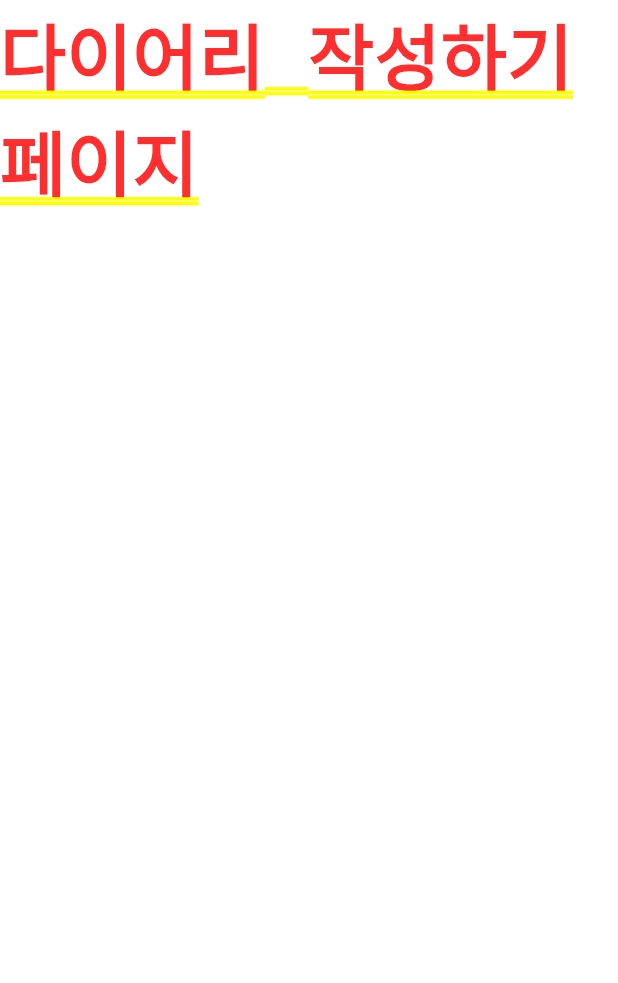
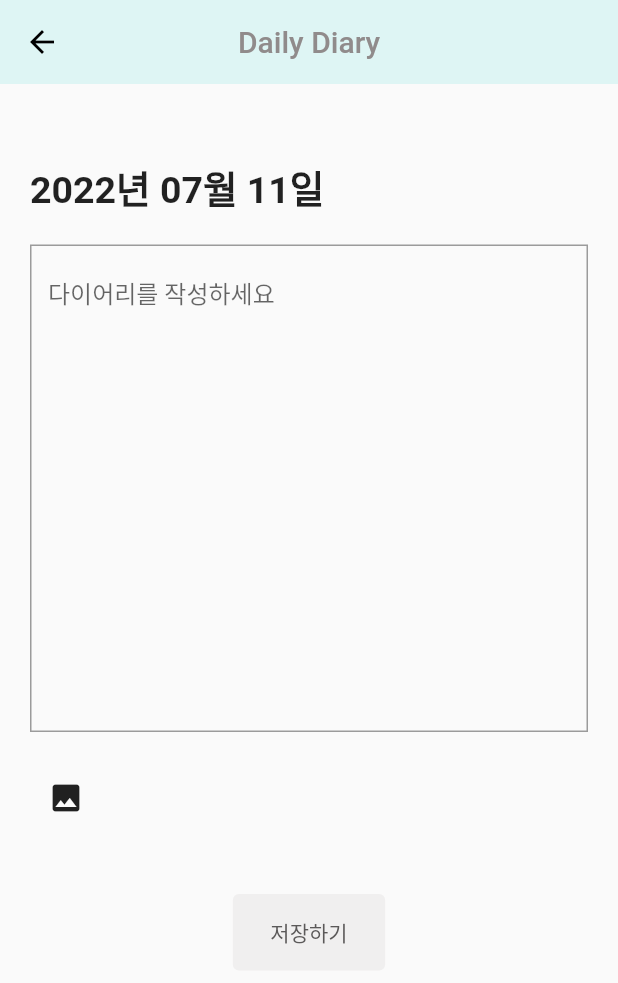
Before and after one commit to Team-Samkkingkkang/popoApp, a Flutter app: the screen it shows after launch, after a tap on "작성하기", on a phone screen of 412 x 824 dp. Shown: the top 983 px of the screen. Run offline on Flutter 3.47's test engine with Material 2 defaults, Android fonts, the phone set to English and light mode, and no system bars; our stand-ins replace cloud_firestore, firebase_core, splashscreen; accounts and stored records are empty.

Commit message:
diary_write.dart updated

```diff
--- a/lib/main.dart
+++ b/lib/main.dart
@@ -1,7 +1,7 @@
 import 'package:firebase_core/firebase_core.dart';
+import 'package:cloud_firestore/cloud_firestore.dart';
 import 'package:flutter/cupertino.dart';
 import 'package:flutter/material.dart';
-import 'package:popo_app/pages/login.dart';
 import 'package:popo_app/pages/mainpage.dart';
 import 'package:splashscreen/splashscreen.dart';
 
--- a/lib/pages/diary_write.dart
+++ b/lib/pages/diary_write.dart
@@ -1,4 +1,6 @@
 import 'package:flutter/material.dart';
+import 'package:intl/intl.dart';
+
 
 class DiaryWrite extends StatefulWidget {
   const DiaryWrite({Key? key}) : super(key: key);
@@ -8,10 +10,72 @@ class DiaryWrite extends StatefulWidget {
 }
 
 class _DiaryWriteState extends State<DiaryWrite> {
+
   @override
   Widget build(BuildContext context) {
-    return Container(
-      child: Text('다이어리 작성하기 페이지'),
+    return Scaffold(
+      appBar: AppBar(
+        title: const Text('Daily Diary', style: TextStyle(color: Color(0xff908b8b)),),
+        centerTitle: true,
+        backgroundColor: const Color(0xffDEF5F4),
+        elevation: 0.0,
+      ),
+      body: Container(
+        child: Padding(
+          padding: const EdgeInsets.fromLTRB(20, 10, 20, 10),
+          child: Column(
+            children: <Widget>[
+              const SizedBox(
+                height: 40,
+              ),
+              Container(
+                alignment: Alignment.topLeft,
+                child: Text(
+                  DateFormat('yyyy년 MM월 dd일').format(DateTime.now()),
+                  style: const TextStyle(
+                      fontWeight: FontWeight.bold, fontSize: 25),
+                ),
+              ),
+              const SizedBox(
+                height: 20,
+              ),
+              const TextField(
+                decoration: InputDecoration(
+                  border: OutlineInputBorder(
+                    borderRadius: BorderRadius.all(Radius.zero),
+                  ),
+                  hintText: '다이어리를 작성하세요',
+                ),
+                maxLines: 15,
+              ),
+              const SizedBox(
+                height: 20,
+              ),
+              Container(
+                alignment: Alignment.topLeft,
+                child: IconButton(
+                  onPressed: () {},
+                  icon: const Icon(Icons.photo),
+                ),
+              ),
+              const SizedBox(
+                height: 40,
+              ),
+              TextButton(
+                onPressed: () {},
+                child: const Text(
+                  '저장하기',
+                  style: TextStyle(color: Color(0xff5B5959)),
+                ),
+                style: TextButton.styleFrom(
+                  backgroundColor: const Color(0xffF0EFEF),
+                  padding: const EdgeInsets.fromLTRB(25, 15, 25, 15),
+                ),
+              ),
+            ],
+          ),
+        ),
+      ),
     );
   }
 }
--- a/pubspec.yaml
+++ b/pubspec.yaml
@@ -38,8 +38,11 @@ dependencies:
   splashscreen: ^1.2.0
   firebase_auth: ^3.1.4
   firebase_core: ^1.8.0
-  cloud_firestore: ^2.5.3
+  firebase_database: ^7.1.1
+  cloud_firestore: ^2.0.0
   get: ^4.1.4
+
+  intl: ^0.17.0
 
 dev_dependencies:
   flutter_test:
```
Also changed, not shown: pubspec.lock.
